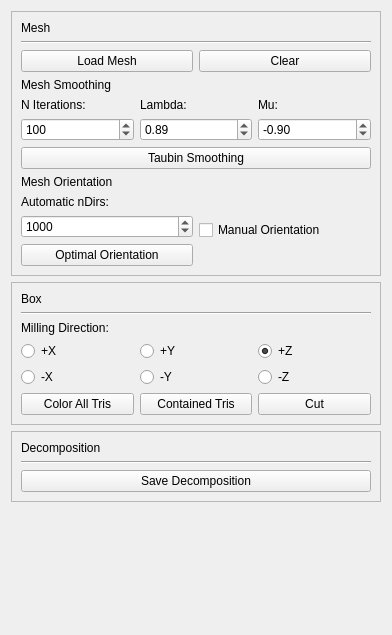
cg3hci/SplitAndMill, file gui/hf_gui.ui: the form before one commit.
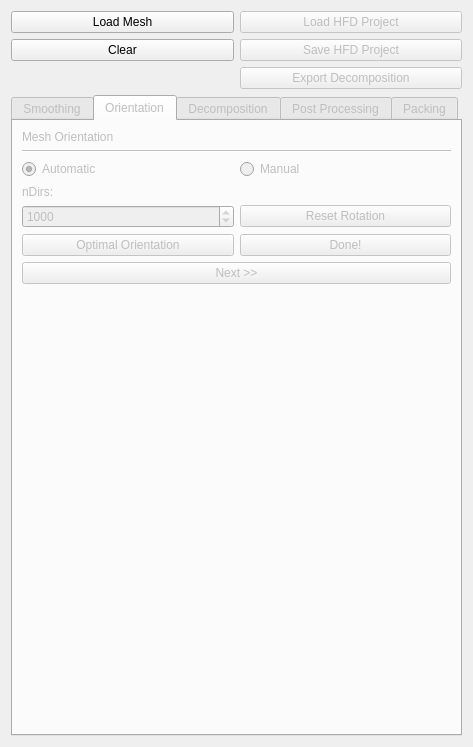
The form after the commit. The open tabs and pages were chosen to show the change.

Commit message: some ristructuration, now a global rotation matrix is store in the state of the algorithm

```diff
--- a/gui/hf_gui.ui
+++ b/gui/hf_gui.ui
@@ -7,36 +7,248 @@
     <x>0</x>
     <y>0</y>
     <width>392</width>
-    <height>635</height>
+    <height>747</height>
    </rect>
   </property>
   <property name="windowTitle">
    <string>Frame</string>
   </property>
   <layout class="QGridLayout" name="gridLayout">
-   <item row="2" column="0">
-    <widget class="QFrame" name="frame_2">
-     <property name="frameShape">
-      <enum>QFrame::StyledPanel</enum>
+   <item row="3" column="0" colspan="2">
+    <widget class="QTabWidget" name="tabWidget">
+     <property name="enabled">
+      <bool>false</bool>
      </property>
-     <property name="frameShadow">
-      <enum>QFrame::Raised</enum>
+     <property name="currentIndex">
+      <number>0</number>
      </property>
-     <layout class="QGridLayout" name="gridLayout_3">
+     <property name="usesScrollButtons">
+      <bool>false</bool>
+     </property>
+     <widget class="QWidget" name="smoothingTab">
+      <attribute name="title">
+       <string>Smoothing</string>
+      </attribute>
+      <layout class="QGridLayout" name="gridLayout_9">
+       <item row="3" column="0">
+        <widget class="QSpinBox" name="nIterationsSpinBox">
+         <property name="maximum">
+          <number>10000</number>
+         </property>
+         <property name="value">
+          <number>100</number>
+         </property>
+        </widget>
+       </item>
+       <item row="3" column="1">
+        <widget class="QDoubleSpinBox" name="lambdaSpinBox">
+         <property name="locale">
+          <locale language="English" country="UnitedStates"/>
+         </property>
+         <property name="maximum">
+          <double>1.000000000000000</double>
+         </property>
+         <property name="value">
+          <double>0.890000000000000</double>
+         </property>
+        </widget>
+       </item>
+       <item row="2" column="2">
+        <widget class="QLabel" name="label_15">
+         <property name="text">
+          <string>Mu:</string>
+         </property>
+        </widget>
+       </item>
+       <item row="4" column="0" colspan="3">
+        <widget class="QPushButton" name="taubinSmoothingPushButton">
+         <property name="text">
+          <string>Taubin Smoothing</string>
+         </property>
+        </widget>
+       </item>
+       <item row="6" column="0">
+        <spacer name="verticalSpacer_3">
+         <property name="orientation">
+          <enum>Qt::Vertical</enum>
+         </property>
+         <property name="sizeHint" stdset="0">
+          <size>
+           <width>20</width>
+           <height>40</height>
+          </size>
+         </property>
+        </spacer>
+       </item>
+       <item row="2" column="1">
+        <widget class="QLabel" name="label_14">
+         <property name="text">
+          <string>Lambda:</string>
+         </property>
+        </widget>
+       </item>
       <item row="1" column="0" colspan="3">
-       <widget class="Line" name="line_2">
+        <widget class="Line" name="line">
         <property name="orientation">
          <enum>Qt::Horizontal</enum>
         </property>
        </widget>
       </item>
+       <item row="2" column="0">
+        <widget class="QLabel" name="label_13">
+         <property name="text">
+          <string>N Iterations:</string>
+         </property>
+        </widget>
+       </item>
+       <item row="3" column="2">
+        <widget class="QDoubleSpinBox" name="muSpinBox">
+         <property name="locale">
+          <locale language="English" country="UnitedStates"/>
+         </property>
+         <property name="minimum">
+          <double>-1.000000000000000</double>
+         </property>
+         <property name="maximum">
+          <double>0.000000000000000</double>
+         </property>
+         <property name="value">
+          <double>-0.900000000000000</double>
+         </property>
+        </widget>
+       </item>
       <item row="0" column="0">
-       <widget class="QLabel" name="label">
+        <widget class="QLabel" name="label_12">
         <property name="text">
          <string>Box</string>
         </property>
        </widget>
       </item>
+       <item row="5" column="0" colspan="3">
+        <widget class="QPushButton" name="smoothingNextPushButton">
+         <property name="text">
+          <string>Next &gt;&gt;</string>
+         </property>
+        </widget>
+       </item>
+      </layout>
+     </widget>
+     <widget class="QWidget" name="orientationTab">
+      <property name="enabled">
+       <bool>false</bool>
+      </property>
+      <attribute name="title">
+       <string>Orientation</string>
+      </attribute>
+      <layout class="QGridLayout" name="gridLayout_7">
+       <item row="6" column="1">
+        <widget class="QPushButton" name="manualOrientationDonePushButton">
+         <property name="enabled">
+          <bool>false</bool>
+         </property>
+         <property name="text">
+          <string>Done!</string>
+         </property>
+        </widget>
+       </item>
+       <item row="3" column="0">
+        <widget class="QRadioButton" name="automaticOrientationRadioButton">
+         <property name="text">
+          <string>Automatic</string>
+         </property>
+         <property name="checked">
+          <bool>true</bool>
+         </property>
+        </widget>
+       </item>
+       <item row="5" column="0">
+        <widget class="QSpinBox" name="nDirsSpinBox">
+         <property name="minimum">
+          <number>6</number>
+         </property>
+         <property name="maximum">
+          <number>10000000</number>
+         </property>
+         <property name="value">
+          <number>1000</number>
+         </property>
+        </widget>
+       </item>
+       <item row="8" column="0">
+        <spacer name="verticalSpacer_4">
+         <property name="orientation">
+          <enum>Qt::Vertical</enum>
+         </property>
+         <property name="sizeHint" stdset="0">
+          <size>
+           <width>20</width>
+           <height>40</height>
+          </size>
+         </property>
+        </spacer>
+       </item>
+       <item row="2" column="0" colspan="2">
+        <widget class="Line" name="line_4">
+         <property name="orientation">
+          <enum>Qt::Horizontal</enum>
+         </property>
+        </widget>
+       </item>
+       <item row="5" column="1">
+        <widget class="QPushButton" name="resetRotationPushButton">
+         <property name="enabled">
+          <bool>false</bool>
+         </property>
+         <property name="text">
+          <string>Reset Rotation</string>
+         </property>
+        </widget>
+       </item>
+       <item row="0" column="0">
+        <widget class="QLabel" name="label_4">
+         <property name="text">
+          <string>Mesh Orientation</string>
+         </property>
+        </widget>
+       </item>
+       <item row="3" column="1">
+        <widget class="QRadioButton" name="manualOrientationRadioButton">
+         <property name="text">
+          <string>Manual</string>
+         </property>
+        </widget>
+       </item>
+       <item row="4" column="0">
+        <widget class="QLabel" name="label_3">
+         <property name="text">
+          <string>nDirs:</string>
+         </property>
+        </widget>
+       </item>
+       <item row="6" column="0">
+        <widget class="QPushButton" name="optimalOrientationPushButton">
+         <property name="text">
+          <string>Optimal Orientation</string>
+         </property>
+        </widget>
+       </item>
+       <item row="7" column="0" colspan="2">
+        <widget class="QPushButton" name="orientationNextPushButton">
+         <property name="text">
+          <string>Next &gt;&gt;</string>
+         </property>
+        </widget>
+       </item>
+      </layout>
+     </widget>
+     <widget class="QWidget" name="decompositionTab">
+      <property name="enabled">
+       <bool>false</bool>
+      </property>
+      <attribute name="title">
+       <string>Decomposition</string>
+      </attribute>
+      <layout class="QGridLayout" name="gridLayout_10">
       <item row="4" column="1">
        <widget class="QRadioButton" name="myRadioButton">
         <property name="text">
@@ -44,13 +256,17 @@
         </property>
        </widget>
       </item>
-      <item row="3" column="2">
-       <widget class="QRadioButton" name="pzRadioButton">
+       <item row="5" column="1">
+        <widget class="QPushButton" name="containedTrisPushButton">
         <property name="text">
-         <string>+Z</string>
-        </property>
-        <property name="checked">
-         <bool>true</bool>
+          <string>Contained Tris</string>
+         </property>
+        </widget>
+       </item>
+       <item row="0" column="0">
+        <widget class="QLabel" name="label">
+         <property name="text">
+          <string>Box</string>
         </property>
        </widget>
       </item>
@@ -61,17 +277,10 @@
         </property>
        </widget>
       </item>
-      <item row="4" column="2">
-       <widget class="QRadioButton" name="mzRadioButton">
-        <property name="text">
-         <string>-Z</string>
-        </property>
-       </widget>
-      </item>
-      <item row="3" column="0">
-       <widget class="QRadioButton" name="pxRadioButton">
-        <property name="text">
-         <string>+X</string>
+       <item row="1" column="0" colspan="3">
+        <widget class="Line" name="line_2">
+         <property name="orientation">
+          <enum>Qt::Horizontal</enum>
         </property>
        </widget>
       </item>
@@ -82,8 +291,8 @@
         </property>
        </widget>
       </item>
-      <item row="2" column="0" colspan="2">
-       <widget class="QLabel" name="label_11">
+       <item row="5" column="0">
+        <widget class="QPushButton" name="colorAllTrisPushButton">
         <property name="text">
          <string>Milling Direction:</string>
         </property>
@@ -96,306 +305,124 @@
         </property>
        </widget>
       </item>
-      <item row="5" column="1">
-       <widget class="QPushButton" name="containedTrisPushButton">
-        <property name="text">
-         <string>Contained Tris</string>
-        </property>
-       </widget>
-      </item>
-      <item row="5" column="0">
-       <widget class="QPushButton" name="colorAllTrisPushButton">
+       <item row="8" column="0">
+        <spacer name="verticalSpacer_5">
+         <property name="orientation">
+          <enum>Qt::Vertical</enum>
+         </property>
+         <property name="sizeHint" stdset="0">
+          <size>
+           <width>20</width>
+           <height>40</height>
+          </size>
+         </property>
+        </spacer>
+       </item>
+       <item row="3" column="0">
+        <widget class="QRadioButton" name="pxRadioButton">
         <property name="text">
          <string>Color All Tris</string>
         </property>
        </widget>
       </item>
-     </layout>
-    </widget>
-   </item>
-   <item row="1" column="0">
-    <widget class="QFrame" name="frame">
-     <property name="sizePolicy">
-      <sizepolicy hsizetype="Preferred" vsizetype="Preferred">
-       <horstretch>0</horstretch>
-       <verstretch>0</verstretch>
-      </sizepolicy>
-     </property>
-     <property name="frameShape">
-      <enum>QFrame::StyledPanel</enum>
-     </property>
-     <property name="frameShadow">
-      <enum>QFrame::Raised</enum>
-     </property>
-     <layout class="QGridLayout" name="gridLayout_2">
-      <item row="6" column="0">
-       <widget class="QFrame" name="frame_3">
-        <property name="sizePolicy">
-         <sizepolicy hsizetype="Preferred" vsizetype="Preferred">
-          <horstretch>0</horstretch>
-          <verstretch>0</verstretch>
-         </sizepolicy>
-        </property>
-        <property name="frameShape">
-         <enum>QFrame::NoFrame</enum>
-        </property>
-        <property name="frameShadow">
-         <enum>QFrame::Raised</enum>
-        </property>
-        <layout class="QGridLayout" name="gridLayout_4">
-         <property name="leftMargin">
-          <number>0</number>
-         </property>
-         <property name="topMargin">
-          <number>0</number>
-         </property>
-         <property name="rightMargin">
-          <number>0</number>
-         </property>
-         <property name="bottomMargin">
-          <number>0</number>
-         </property>
-         <item row="3" column="0">
-          <widget class="QSpinBox" name="nDirsSpinBox">
-           <property name="minimum">
-            <number>6</number>
-           </property>
-           <property name="maximum">
-            <number>10000000</number>
-           </property>
-           <property name="value">
-            <number>1000</number>
-           </property>
-          </widget>
-         </item>
-         <item row="1" column="0">
-          <widget class="QLabel" name="label_3">
+       <item row="2" column="0" colspan="2">
+        <widget class="QLabel" name="label_11">
+         <property name="text">
+          <string>Milling Direction:</string>
+         </property>
+        </widget>
+       </item>
+       <item row="3" column="2">
+        <widget class="QRadioButton" name="pzRadioButton">
            <property name="text">
-            <string>Automatic nDirs:</string>
-           </property>
-          </widget>
-         </item>
-         <item row="4" column="0">
-          <widget class="QPushButton" name="optimalOrientationPushButton">
+          <string>+Z</string>
+         </property>
+         <property name="checked">
+          <bool>true</bool>
+         </property>
+        </widget>
+       </item>
+       <item row="4" column="2">
+        <widget class="QRadioButton" name="mzRadioButton">
            <property name="text">
-            <string>Optimal Orientation</string>
+          <string>-Z</string>
            </property>
           </widget>
          </item>
         </layout>
        </widget>
-      </item>
-      <item row="1" column="0" colspan="2">
-       <widget class="Line" name="line">
+     <widget class="QWidget" name="postProcessingTab">
+      <attribute name="title">
+       <string>Post Processing</string>
+      </attribute>
+     </widget>
+     <widget class="QWidget" name="packingTab">
+      <property name="enabled">
+       <bool>false</bool>
+      </property>
+      <attribute name="title">
+       <string>Packing</string>
+      </attribute>
+      <layout class="QGridLayout" name="gridLayout_3">
+       <item row="0" column="0">
+        <spacer name="verticalSpacer_6">
         <property name="orientation">
-         <enum>Qt::Horizontal</enum>
-        </property>
-       </widget>
-      </item>
-      <item row="3" column="0">
-       <widget class="QLabel" name="label_12">
-        <property name="text">
-         <string>Mesh Smoothing</string>
-        </property>
-       </widget>
-      </item>
-      <item row="2" column="0">
+          <enum>Qt::Vertical</enum>
+         </property>
+         <property name="sizeHint" stdset="0">
+          <size>
+           <width>20</width>
+           <height>584</height>
+          </size>
+         </property>
+        </spacer>
+       </item>
+      </layout>
+     </widget>
+    </widget>
+   </item>
+   <item row="0" column="0">
        <widget class="QPushButton" name="loadMeshPushButton">
         <property name="text">
          <string>Load Mesh</string>
         </property>
        </widget>
       </item>
+   <item row="1" column="1">
+    <widget class="QPushButton" name="saveHFDPushButton">
+     <property name="enabled">
+      <bool>false</bool>
+     </property>
+     <property name="text">
+      <string>Save HFD Project</string>
+     </property>
+    </widget>
+   </item>
       <item row="2" column="1">
+    <widget class="QPushButton" name="exportDecompositionPushButton">
+     <property name="enabled">
+      <bool>false</bool>
+     </property>
+     <property name="text">
+      <string>Export Decomposition</string>
+     </property>
+    </widget>
+   </item>
+   <item row="1" column="0">
        <widget class="QPushButton" name="clearPushButton">
         <property name="text">
          <string>Clear</string>
         </property>
        </widget>
       </item>
-      <item row="5" column="0">
-       <widget class="QLabel" name="label_4">
-        <property name="text">
-         <string>Mesh Orientation</string>
-        </property>
-       </widget>
-      </item>
-      <item row="6" column="1">
-       <widget class="QFrame" name="frame_4">
-        <property name="frameShape">
-         <enum>QFrame::NoFrame</enum>
-        </property>
-        <property name="frameShadow">
-         <enum>QFrame::Raised</enum>
-        </property>
-        <layout class="QGridLayout" name="gridLayout_5">
-         <property name="leftMargin">
-          <number>0</number>
-         </property>
-         <property name="topMargin">
-          <number>0</number>
-         </property>
-         <property name="rightMargin">
-          <number>0</number>
-         </property>
-         <property name="bottomMargin">
-          <number>0</number>
-         </property>
-         <item row="0" column="0">
-          <widget class="QCheckBox" name="manualOrientationCheckBox">
-           <property name="text">
-            <string>Manual Orientation</string>
-           </property>
-          </widget>
-         </item>
-        </layout>
-       </widget>
-      </item>
-      <item row="0" column="0">
-       <widget class="QLabel" name="label_2">
-        <property name="text">
-         <string>Mesh</string>
-        </property>
-       </widget>
-      </item>
-      <item row="4" column="0" colspan="2">
-       <widget class="QFrame" name="frame_6">
-        <property name="frameShape">
-         <enum>QFrame::NoFrame</enum>
-        </property>
-        <property name="frameShadow">
-         <enum>QFrame::Raised</enum>
-        </property>
-        <layout class="QGridLayout" name="gridLayout_7">
-         <property name="leftMargin">
-          <number>0</number>
-         </property>
-         <property name="topMargin">
-          <number>0</number>
-         </property>
-         <property name="rightMargin">
-          <number>0</number>
-         </property>
-         <property name="bottomMargin">
-          <number>0</number>
-         </property>
          <item row="0" column="1">
-          <widget class="QLabel" name="label_14">
-           <property name="text">
-            <string>Lambda:</string>
-           </property>
-          </widget>
-         </item>
-         <item row="1" column="1">
-          <widget class="QDoubleSpinBox" name="lambdaSpinBox">
-           <property name="locale">
-            <locale language="English" country="UnitedStates"/>
-           </property>
-           <property name="maximum">
-            <double>1.000000000000000</double>
-           </property>
-           <property name="value">
-            <double>0.890000000000000</double>
-           </property>
-          </widget>
-         </item>
-         <item row="0" column="0">
-          <widget class="QLabel" name="label_13">
+    <widget class="QPushButton" name="loadHFDPushButton">
+     <property name="enabled">
+      <bool>false</bool>
+     </property>
            <property name="text">
-            <string>N Iterations:</string>
-           </property>
-          </widget>
-         </item>
-         <item row="1" column="0">
-          <widget class="QSpinBox" name="nIterationsSpinBox">
-           <property name="maximum">
-            <number>10000</number>
-           </property>
-           <property name="value">
-            <number>100</number>
-           </property>
-          </widget>
-         </item>
-         <item row="1" column="2">
-          <widget class="QDoubleSpinBox" name="muSpinBox">
-           <property name="locale">
-            <locale language="English" country="UnitedStates"/>
-           </property>
-           <property name="minimum">
-            <double>-1.000000000000000</double>
-           </property>
-           <property name="maximum">
-            <double>0.000000000000000</double>
-           </property>
-           <property name="value">
-            <double>-0.900000000000000</double>
-           </property>
-          </widget>
-         </item>
-         <item row="0" column="2">
-          <widget class="QLabel" name="label_15">
-           <property name="text">
-            <string>Mu:</string>
-           </property>
-          </widget>
-         </item>
-         <item row="2" column="0" colspan="3">
-          <widget class="QPushButton" name="taubinSmoothingPushButton">
-           <property name="text">
-            <string>Taubin Smoothing</string>
-           </property>
-          </widget>
-         </item>
-        </layout>
-       </widget>
-      </item>
-     </layout>
-    </widget>
-   </item>
-   <item row="4" column="0">
-    <spacer name="verticalSpacer">
-     <property name="orientation">
-      <enum>Qt::Vertical</enum>
-     </property>
-     <property name="sizeHint" stdset="0">
-      <size>
-       <width>20</width>
-       <height>40</height>
-      </size>
-     </property>
-    </spacer>
-   </item>
-   <item row="3" column="0">
-    <widget class="QFrame" name="frame_5">
-     <property name="frameShape">
-      <enum>QFrame::StyledPanel</enum>
-     </property>
-     <property name="frameShadow">
-      <enum>QFrame::Raised</enum>
-     </property>
-     <layout class="QGridLayout" name="gridLayout_6">
-      <item row="1" column="0">
-       <widget class="Line" name="line_3">
-        <property name="orientation">
-         <enum>Qt::Horizontal</enum>
-        </property>
-       </widget>
-      </item>
-      <item row="0" column="0">
-       <widget class="QLabel" name="label_9">
-        <property name="text">
-         <string>Decomposition</string>
-        </property>
-       </widget>
-      </item>
-      <item row="2" column="0">
-       <widget class="QPushButton" name="saveDecompositionPushButton">
-        <property name="text">
-         <string>Save Decomposition</string>
-        </property>
-       </widget>
-      </item>
-     </layout>
+      <string>Load HFD Project</string>
+     </property>
     </widget>
    </item>
   </layout>
```
Left out of the diff: 6 changed lines with no effect on the pictures. Lines whose indentation alone changed are shown as unchanged. The commit also changes 9 other files.
